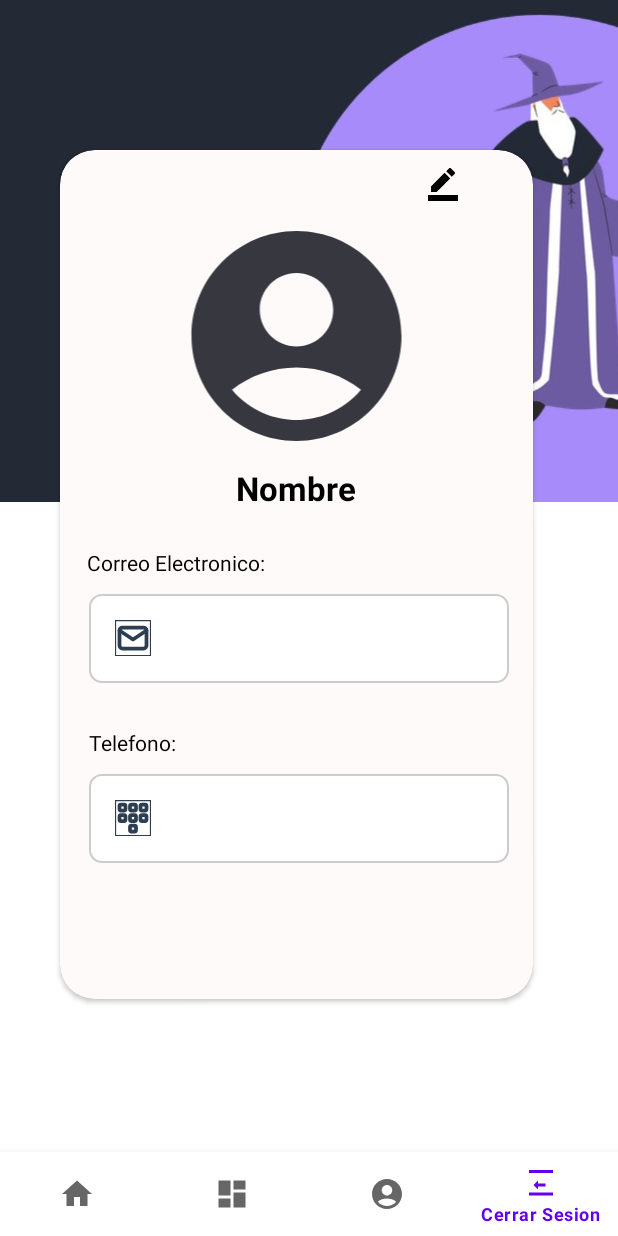
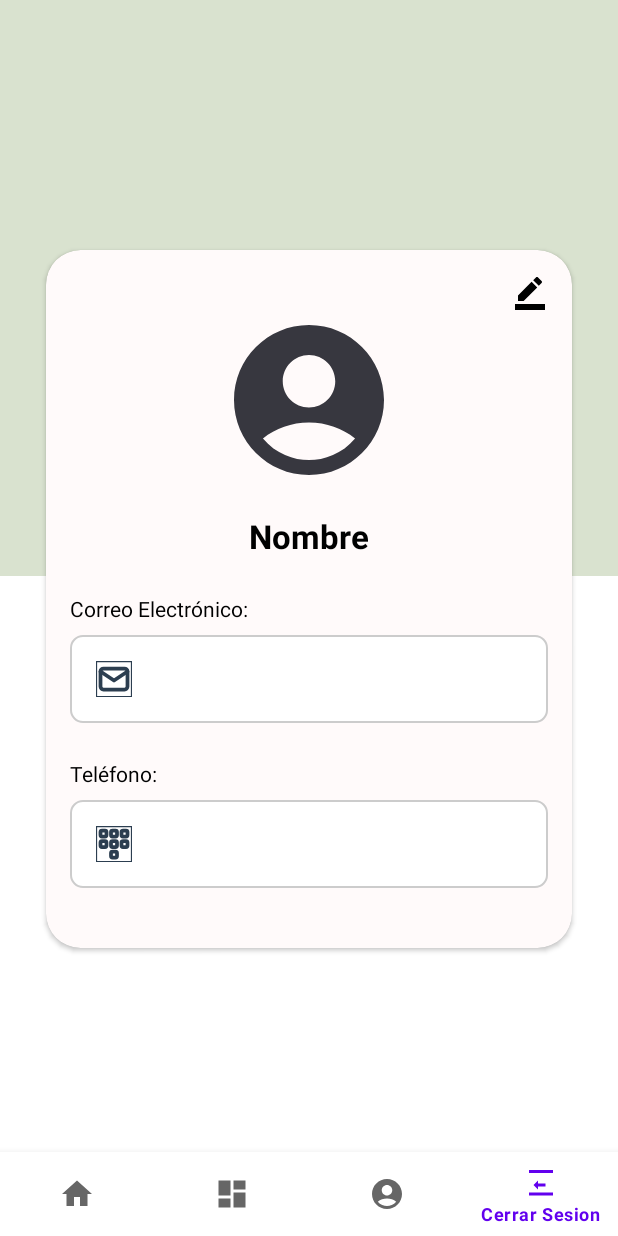
Before and after one commit to Edinson2005/AgroemprendeVersion-new, an Android app: the PerfilFragment screen opened through its navigation route, on a phone screen of 412 x 824 dp. Run offline under Robolectric (Android 15) with nearby library versions, the phone set to English and light mode, and no system bars; our stand-ins replace navigation-ui; libraries missing offline, so code that uses them is left out: com.github.mikephil.charting; 2 statements that could not run were skipped.

Commit message:
listo peerfil

```diff
--- a/app/src/main/res/layout/fragment_perfil.xml
+++ b/app/src/main/res/layout/fragment_perfil.xml
@@ -1,118 +1,135 @@
 <?xml version="1.0" encoding="utf-8"?>
-<LinearLayout xmlns:android="http://schemas.android.com/apk/res/android"
+<androidx.constraintlayout.widget.ConstraintLayout
+    xmlns:android="http://schemas.android.com/apk/res/android"
     xmlns:app="http://schemas.android.com/apk/res-auto"
     xmlns:tools="http://schemas.android.com/tools"
     android:layout_width="match_parent"
     android:layout_height="match_parent"
     tools:context=".ui.perfil.PerfilFragment">
 
+    <!-- Imagen de fondo que cubre la mitad superior de la pantalla -->
+    <ImageView
+        android:id="@+id/imageView"
+        android:layout_width="0dp"
+        android:layout_height="0dp"
+        android:scaleType="centerCrop"
+        app:srcCompat="@drawable/img_14"
+        app:layout_constraintTop_toTopOf="parent"
+        app:layout_constraintStart_toStartOf="parent"
+        app:layout_constraintEnd_toEndOf="parent"
+        app:layout_constraintHeight_percent="0.5" />
 
+    <!-- ScrollView para asegurar que todo el contenido sea accesible en pantallas pequeñas -->
+    <ScrollView
+        android:layout_width="match_parent"
+        android:layout_height="match_parent"
+        android:fillViewport="true">
+
+        <androidx.constraintlayout.widget.ConstraintLayout
+            android:layout_width="match_parent"
+            android:layout_height="wrap_content">
+
+            <!-- CardView centrada en la pantalla -->
             <androidx.cardview.widget.CardView
-        android:layout_width="315dp"
-        android:layout_height="566dp"
-        android:layout_centerHorizontal="true"
-        android:layout_marginLeft="40dp"
-        android:layout_marginTop="100dp"
+                android:layout_width="0dp"
+                android:layout_height="wrap_content"
+                android:layout_marginStart="16dp"
+                android:layout_marginEnd="16dp"
                 android:backgroundTint="@color/nieve"
-        app:cardCornerRadius="23dp">
+                app:cardCornerRadius="23dp"
+                app:layout_constraintWidth_percent="0.85"
+                app:layout_constraintStart_toStartOf="parent"
+                app:layout_constraintEnd_toEndOf="parent"
+                app:layout_constraintTop_toTopOf="parent"
+                app:layout_constraintBottom_toBottomOf="parent"
+                app:layout_constraintVertical_bias="0.55">
 
+                <LinearLayout
+                    android:layout_width="match_parent"
+                    android:layout_height="wrap_content"
+                    android:orientation="vertical"
+                    android:padding="16dp">
+
+                    <!-- Botón de editar -->
                     <ImageButton
                         android:id="@+id/btnEditar"
                         android:layout_width="wrap_content"
                         android:layout_height="wrap_content"
-            android:layout_marginLeft="243dp"
-            android:layout_marginTop="10dp"
+                        android:layout_gravity="end"
                         android:background="@android:color/transparent"
                         app:srcCompat="@drawable/editar" />
 
+                    <!-- Imagen de perfil -->
                     <ImageView
                         android:id="@+id/imageView4"
-            android:layout_width="match_parent"
-            android:layout_height="168dp"
-            android:layout_marginTop="40dp"
+                        android:layout_width="120dp"
+                        android:layout_height="120dp"
+                        android:layout_gravity="center"
                         app:srcCompat="@drawable/baseline_account_circle_24" />
 
+                    <!-- Nombre del usuario -->
                     <TextView
-
                         android:id="@+id/tvNombre"
                         android:layout_width="wrap_content"
                         android:layout_height="wrap_content"
                         android:layout_gravity="center"
-            android:layout_marginBottom="57dp"
+                        android:layout_marginTop="16dp"
                         android:text="Nombre"
                         android:textColor="@color/black"
                         android:textSize="22sp"
                         android:textStyle="bold" />
 
-
+                    <!-- Correo electrónico -->
                     <TextView
                         android:layout_width="wrap_content"
                         android:layout_height="wrap_content"
-            android:layout_marginLeft="18dp"
-            android:textColor="@color/black"
-            android:layout_marginTop="265dp"
-            android:text="Correo Electronico:" />
+                        android:layout_marginTop="24dp"
+                        android:text="Correo Electrónico:"
+                        android:textColor="@color/black" />
 
                     <TextView
                         android:id="@+id/tvEmail"
-            android:layout_width="280dp"
+                        android:layout_width="match_parent"
                         android:layout_height="wrap_content"
-            android:layout_marginLeft="19dp"
-            android:layout_marginTop="296dp"
+                        android:layout_marginTop="8dp"
                         android:background="@drawable/text_background"
                         android:drawableStart="@drawable/gmail"
                         android:drawablePadding="12dp"
                         android:padding="17dp"
                         android:textColor="#555555"
-            android:textSize="18sp" />
+                        android:textSize="16sp" />
 
-
+                    <!-- Teléfono -->
                     <TextView
                         android:layout_width="wrap_content"
                         android:layout_height="wrap_content"
-            android:layout_marginLeft="19dp"
-            android:layout_marginTop="385dp"
-            android:textColor="@color/black"
-            android:text="Telefono:" />
+                        android:layout_marginTop="24dp"
+                        android:text="Teléfono:"
+                        android:textColor="@color/black" />
 
                     <TextView
                         android:id="@+id/tvTelefono"
-            android:layout_width="280dp"
+                        android:layout_width="match_parent"
                         android:layout_height="wrap_content"
-            android:layout_marginLeft="19dp"
-            android:layout_marginTop="416dp"
+                        android:layout_marginTop="8dp"
                         android:background="@drawable/text_background"
                         android:drawableStart="@drawable/telephone"
                         android:drawablePadding="12dp"
                         android:padding="17dp"
                         android:textColor="#555555"
-            android:textSize="18sp" />
+                        android:textSize="16sp" />
 
+                    <!-- Espacio adicional después del campo de teléfono -->
+                    <View
+                        android:layout_width="match_parent"
+                        android:layout_height="24dp" />
+
+                </LinearLayout>
 
             </androidx.cardview.widget.CardView>
 
-    <ImageView
-        android:id="@+id/imageView"
-        android:layout_width="998dp"
-        android:layout_height="390dp"
-        android:layout_marginLeft="-693dp"
-        android:layout_marginTop="-55dp"
-        app:srcCompat="@drawable/img_1" />
+        </androidx.constraintlayout.widget.ConstraintLayout>
 
-    <TextView
-        android:id="@+id/textView"
-        android:layout_width="184dp"
-        android:layout_height="130dp"
-        android:layout_marginLeft="43dp"
-        android:layout_marginTop="50dp"
-        android:text="Perfil"
-        android:textColor="@color/white"
-        android:textSize="32sp"
-        android:textStyle="bold" />
+    </ScrollView>
 
-    <com.google.android.material.textfield.TextInputLayout
-        android:layout_width="match_parent"
-        android:layout_height="wrap_content">
-
-    </com.google.android.material.textfield.TextInputLayout>
-</LinearLayout>
+</androidx.constraintlayout.widget.ConstraintLayout>
```
Lines whose indentation alone changed are shown as unchanged.
